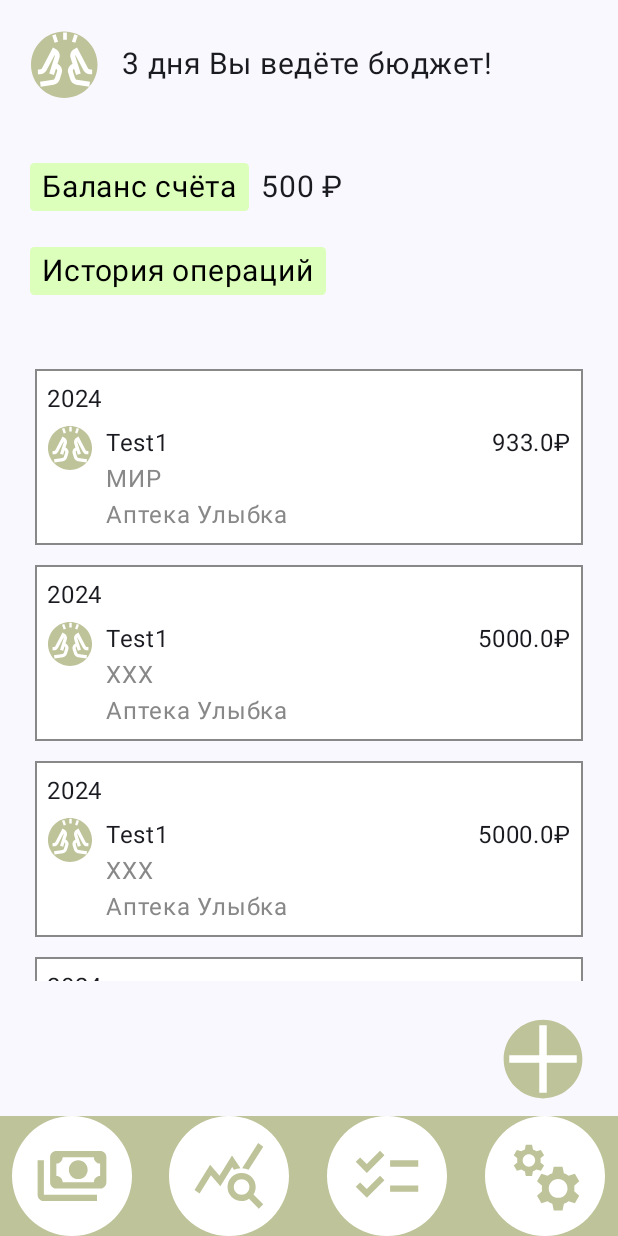
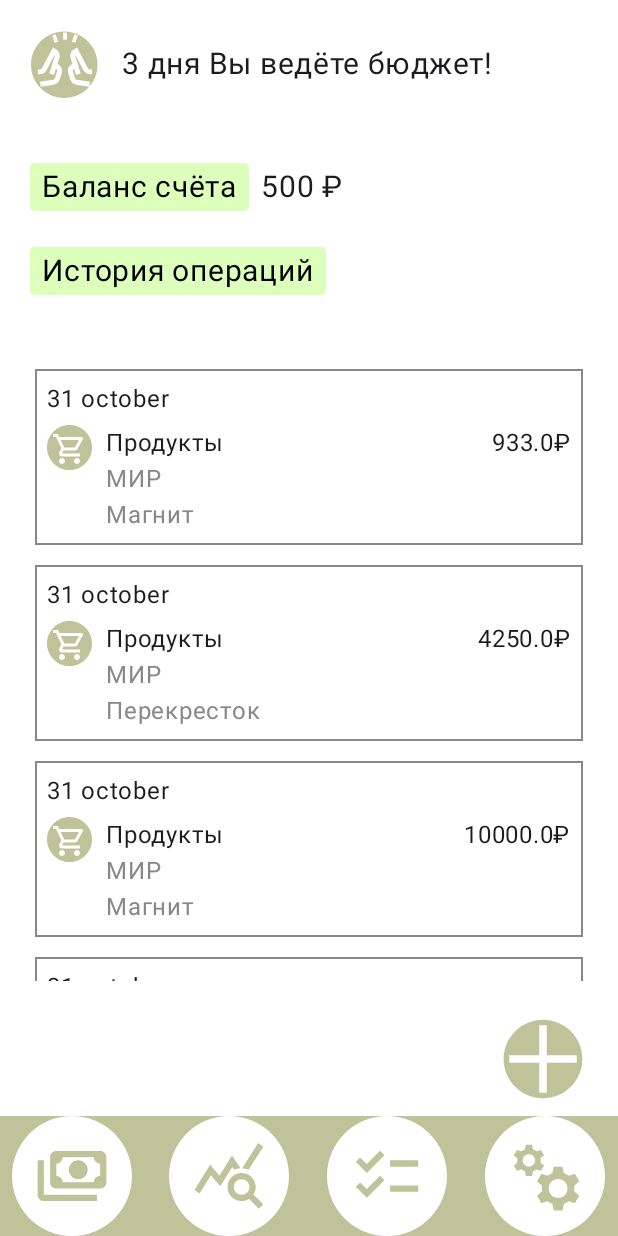
Before and after one commit to AlexFaernon/kisiks, an Android app built with Jetpack Compose: the screen it shows after launch (MainActivity), on a phone screen of 412 x 824 dp. Run offline under Robolectric (Android 15) with nearby library versions, the phone set to English and light mode, and no system bars.

Commit message:
List of transactions

```diff
--- a/app/build.gradle.kts
+++ b/app/build.gradle.kts
@@ -60,6 +60,7 @@ dependencies {
     implementation(libs.androidx.ui.tooling.preview)
     implementation(libs.androidx.material3)
     implementation(libs.androidx.navigation.runtime.ktx)
+    implementation(libs.androidx.appcompat)
     testImplementation(libs.junit)
     androidTestImplementation(libs.androidx.junit)
     androidTestImplementation(libs.androidx.espresso.core)
--- a/app/src/main/java/com/example/cashincontrol/MainActivity.kt
+++ b/app/src/main/java/com/example/cashincontrol/MainActivity.kt
@@ -3,6 +3,7 @@ package com.example.cashincontrol
 import android.os.Bundle
 import androidx.activity.ComponentActivity
 import androidx.activity.compose.setContent
+import androidx.appcompat.app.AppCompatDelegate
 import com.example.cashincontrol.presentation.Start
 import com.example.cashincontrol.ui.theme.CashInControlTheme
 
--- a/app/src/main/java/com/example/cashincontrol/presentation/MainScreen.kt
+++ b/app/src/main/java/com/example/cashincontrol/presentation/MainScreen.kt
@@ -2,7 +2,6 @@ package com.example.cashincontrol.presentation
 
 import androidx.compose.foundation.BorderStroke
 import androidx.compose.foundation.background
-import androidx.compose.foundation.clickable
 import androidx.compose.foundation.layout.Arrangement
 import androidx.compose.foundation.layout.Box
 import androidx.compose.foundation.layout.Column
@@ -14,56 +13,50 @@ import androidx.compose.foundation.layout.height
 import androidx.compose.foundation.layout.padding
 import androidx.compose.foundation.layout.size
 import androidx.compose.foundation.layout.width
-import androidx.compose.foundation.layout.widthIn
 import androidx.compose.foundation.lazy.LazyColumn
 import androidx.compose.foundation.lazy.itemsIndexed
-import androidx.compose.foundation.shape.CircleShape
 import androidx.compose.foundation.shape.RoundedCornerShape
-import androidx.compose.material3.Button
 import androidx.compose.material3.Card
-import androidx.compose.material3.CardColors
 import androidx.compose.material3.CardDefaults
-import androidx.compose.material3.CardElevation
-import androidx.compose.material3.FloatingActionButton
 import androidx.compose.material3.Icon
 import androidx.compose.material3.IconButton
 import androidx.compose.material3.Text
 import androidx.compose.runtime.Composable
-import androidx.compose.runtime.mutableStateOf
-import androidx.compose.runtime.remember
 import androidx.compose.ui.Alignment
 import androidx.compose.ui.Modifier
 import androidx.compose.ui.graphics.Color
 import androidx.compose.ui.res.painterResource
 import androidx.compose.ui.text.font.FontWeight
-import androidx.compose.ui.tooling.preview.Preview
+import androidx.compose.ui.text.toLowerCase
 import androidx.compose.ui.unit.dp
 import androidx.compose.ui.unit.sp
-import androidx.compose.ui.zIndex
 import androidx.navigation.NavController
-import androidx.navigation.compose.rememberNavController
 import com.example.cashincontrol.R
 import com.example.cashincontrol.domain.transaction.ExpensesCategory
 import com.example.cashincontrol.domain.transaction.ExpensesTransaction
+import com.example.cashincontrol.domain.transaction.IncomeCategory
+import com.example.cashincontrol.domain.transaction.IncomeTransaction
 import com.example.cashincontrol.domain.transaction.Transaction
 import java.time.LocalDate
 
 
-val cat = ExpensesCategory("Test1", R.drawable.icon_top_mian)
-val trans = listOf(ExpensesTransaction(933f,"МИР", LocalDate.now(), cat, "АОО ХУЙ В ЖОПУ ЕНТЕРТЕЙМЕНТ"),
-    ExpensesTransaction(5000f,"XXX", LocalDate.now(), cat, "АОО"),
-    ExpensesTransaction(5000f,"XXX", LocalDate.now(), cat, "АОО"),
-    ExpensesTransaction(5000f,"XXX", LocalDate.now(), cat, "АОО"),
-    ExpensesTransaction(5000f,"XXX", LocalDate.now(), cat, "АОО"),
-    ExpensesTransaction(5000f,"XXX", LocalDate.now(), cat, "АОО"),
-    ExpensesTransaction(5000f,"XXX", LocalDate.now(), cat, "АОО"),
-    ExpensesTransaction(5000f,"XXX", LocalDate.now(), cat, "АОО"))
+val cat = ExpensesCategory("Продукты", R.drawable.icon_shop)
+val trans = listOf(ExpensesTransaction(933f,"МИР", LocalDate.now(), cat, "Магнит"),
+    ExpensesTransaction(4250f,"МИР", LocalDate.now(), cat, "Перекресток"),
+    ExpensesTransaction(10000f,"МИР", LocalDate.now(), cat, "Магнит"),
+    ExpensesTransaction(678.24f,"МИР", LocalDate.now(), cat, "Пятерочка"),
+    ExpensesTransaction(125f,"МИР", LocalDate.now(), cat, "Магнит"),
+    ExpensesTransaction(350f,"МИР", LocalDate.now(), cat, "Перекресток"),
+    ExpensesTransaction(200f,"МИР", LocalDate.now(), cat, "Перекресток"),
+    ExpensesTransaction(1299.99f,"МИР", LocalDate.now(), cat, "Перекресток"))
+
 
 @Composable
 fun MainScreen(navController: NavController){
     Box(
         modifier = Modifier
             .fillMaxSize()
+            .background(Color.White)
     ) {
         Column(
             verticalArrangement = Arrangement.spacedBy(23.dp),
@@ -155,6 +148,7 @@ private fun TopSection() {
 
 @Composable
 private fun TransactionCard(transaction: Transaction) {
+
     Card(
         modifier = Modifier
             .fillMaxWidth(),
@@ -170,7 +164,7 @@ private fun TransactionCard(transaction: Transaction) {
         ) {
             // Дата транзакции
             Text(
-                text = transaction.date.year.toString(),
+                text = transaction.date.dayOfMonth.toString() + " " + transaction.date.month.name.lowercase(),
                 fontSize = 16.sp,
                 fontWeight = FontWeight.Normal,
                 modifier = Modifier.padding(bottom = 5.dp)
@@ -206,15 +200,17 @@ private fun TransactionCard(transaction: Transaction) {
                         color = Color.Gray
                     )
 
+                    val x = transaction as ExpensesTransaction
+
                     Text(
-                        text = "Аптека Улыбка",
+                        text = x.organization,
                         fontSize = 16.sp,
                         color = Color.Gray
                     )
                 }
 
                 // Сумма транзакции
-                val sum =transaction.sum
+                val sum = transaction.sum
                 Text(
                     text = "$sum₽",
                     fontSize = 16.sp,
--- a/app/src/main/java/com/example/cashincontrol/ui/theme/Theme.kt
+++ b/app/src/main/java/com/example/cashincontrol/ui/theme/Theme.kt
@@ -33,9 +33,9 @@ private val LightColorScheme = lightColorScheme(
 
 @Composable
 fun CashInControlTheme(
-    darkTheme: Boolean = isSystemInDarkTheme(),
+    darkTheme: Boolean = false,
     // Dynamic color is available on Android 12+
-    dynamicColor: Boolean = true,
+    dynamicColor: Boolean = false,
     content: @Composable () -> Unit
 ) {
     val colorScheme = when {
--- /dev/null
+++ b/app/src/main/res/drawable/icon_shop.xml
@@ -0,0 +1,16 @@
+<vector xmlns:android="http://schemas.android.com/apk/res/android"
+    android:width="30dp"
+    android:height="30dp"
+    android:viewportWidth="30"
+    android:viewportHeight="30">
+  <path
+      android:pathData="M15,15m-15,0a15,15 0,1 1,30 0a15,15 0,1 1,-30 0"
+      android:fillColor="#BEC399"/>
+  <group>
+    <clip-path
+        android:pathData="M3,4h24v24h-24z"/>
+    <path
+        android:pathData="M10,26C9.45,26 8.979,25.804 8.587,25.413C8.196,25.021 8,24.55 8,24C8,23.45 8.196,22.979 8.587,22.587C8.979,22.196 9.45,22 10,22C10.55,22 11.021,22.196 11.413,22.587C11.804,22.979 12,23.45 12,24C12,24.55 11.804,25.021 11.413,25.413C11.021,25.804 10.55,26 10,26ZM20,26C19.45,26 18.979,25.804 18.587,25.413C18.196,25.021 18,24.55 18,24C18,23.45 18.196,22.979 18.587,22.587C18.979,22.196 19.45,22 20,22C20.55,22 21.021,22.196 21.413,22.587C21.804,22.979 22,23.45 22,24C22,24.55 21.804,25.021 21.413,25.413C21.021,25.804 20.55,26 20,26ZM9.15,10L11.55,15H18.55L21.3,10H9.15ZM8.2,8H22.95C23.333,8 23.625,8.171 23.825,8.512C24.025,8.854 24.033,9.2 23.85,9.55L20.3,15.95C20.117,16.283 19.871,16.542 19.563,16.725C19.254,16.908 18.917,17 18.55,17H11.1L10,19H22V21H10C9.25,21 8.683,20.671 8.3,20.013C7.917,19.354 7.9,18.7 8.25,18.05L9.6,15.6L6,8H4V6H7.25L8.2,8Z"
+        android:fillColor="#ffffff"/>
+  </group>
+</vector>
--- a/gradle/libs.versions.toml
+++ b/gradle/libs.versions.toml
@@ -9,6 +9,7 @@ lifecycleRuntimeKtx = "2.8.6"
 activityCompose = "1.9.2"
 composeBom = "2024.04.01"
 navigationRuntimeKtx = "2.8.3"
+appcompat = "1.7.0"
 
 [libraries]
 androidx-core-ktx = { group = "androidx.core", name = "core-ktx", version.ref = "coreKtx" }
@@ -27,6 +28,7 @@ androidx-ui-test-manifest = { group = "androidx.compose.ui", name = "ui-test-man
 androidx-ui-test-junit4 = { group = "androidx.compose.ui", name = "ui-test-junit4" }
 androidx-material3 = { group = "androidx.compose.material3", name = "material3" }
 androidx-navigation-runtime-ktx = { group = "androidx.navigation", name = "navigation-runtime-ktx", version.ref = "navigationRuntimeKtx" }
+androidx-appcompat = { group = "androidx.appcompat", name = "appcompat", version.ref = "appcompat" }
 
 [plugins]
 android-application = { id = "com.android.application", version.ref = "agp" }
```
